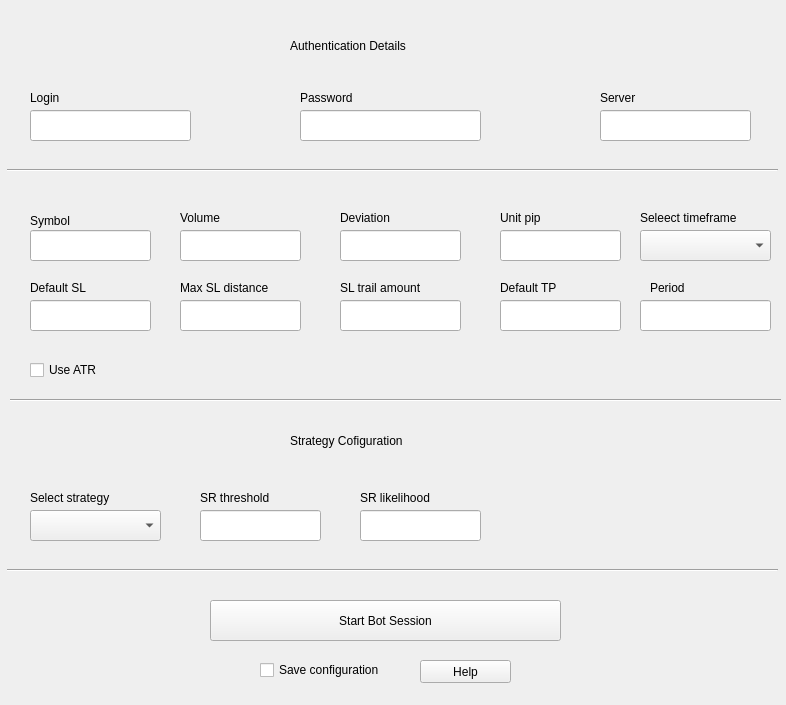
Above: GUIs/bot-gui.ui from ches-001/tradebot before the change. Below: the same form after it.
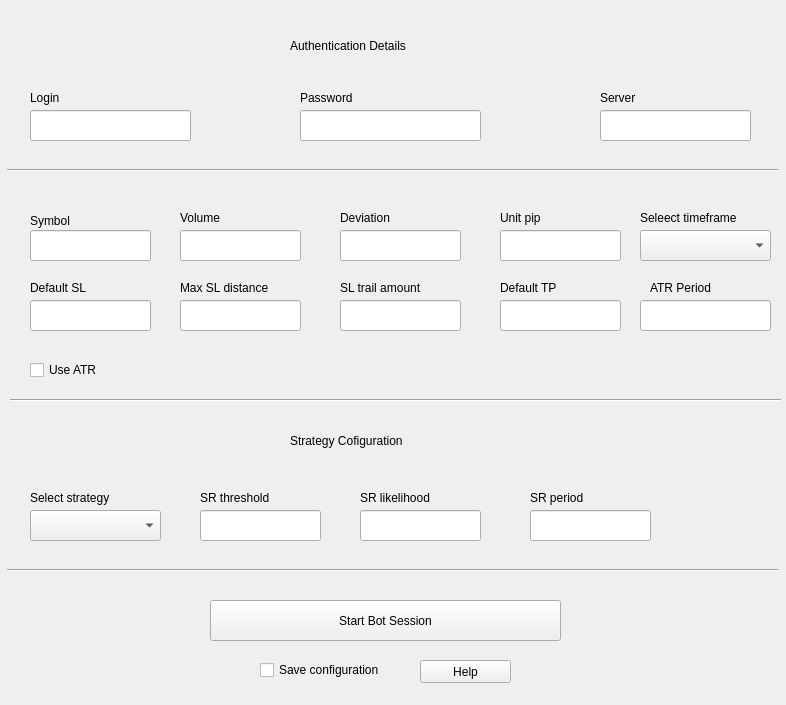
That is the form after the change.

Commit message: seperated ATR period from SR period

The edit to the form file:
```diff
--- a/GUIs/bot-gui.ui
+++ b/GUIs/bot-gui.ui
@@ -443,7 +443,7 @@
     </rect>
    </property>
    <property name="text">
-    <string>Period</string>
+    <string>ATR Period</string>
    </property>
   </widget>
   <widget class="QLabel" name="strategy_title">
@@ -498,6 +498,29 @@
     <string>Help</string>
    </property>
   </widget>
+  <widget class="QLineEdit" name="sr_period">
+   <property name="geometry">
+    <rect>
+     <x>530</x>
+     <y>510</y>
+     <width>121</width>
+     <height>31</height>
+    </rect>
+   </property>
+  </widget>
+  <widget class="QLabel" name="sr_period_label">
+   <property name="geometry">
+    <rect>
+     <x>530</x>
+     <y>490</y>
+     <width>61</width>
+     <height>16</height>
+    </rect>
+   </property>
+   <property name="text">
+    <string>SR period</string>
+   </property>
+  </widget>
  </widget>
  <resources/>
  <connections/>
```
Left out of the diff: 4 changed lines with no effect on the pictures. The commit also changes 4 other files.
